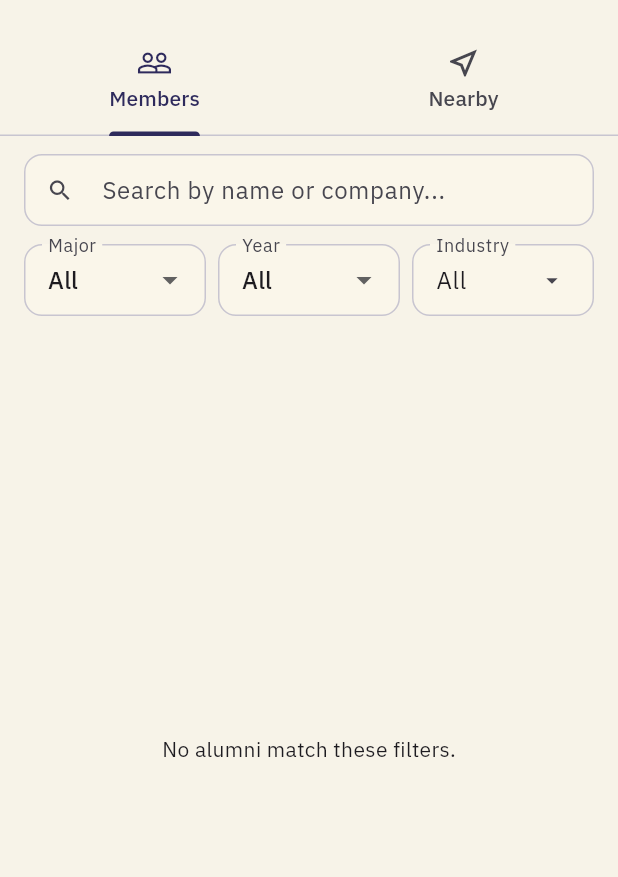
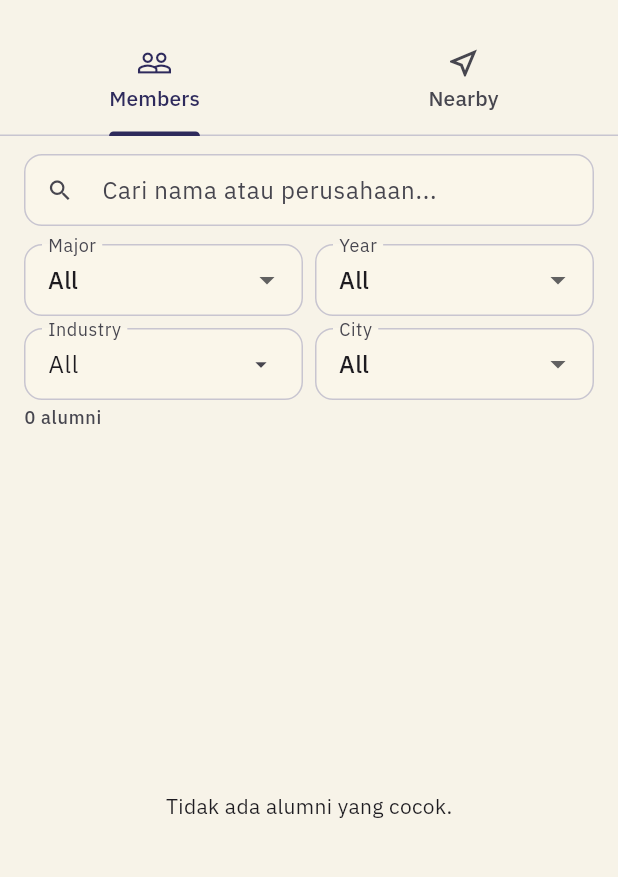
Before and after one commit to FarrelAlfarabi/Undip-Alumni-Connect, a Flutter app: the AlumniScreen screen opened directly with empty values, on a phone screen of 412 x 824 dp, the part 59-936 px from its top. Run offline on Flutter 3.47's test engine with Material 3 defaults, Android fonts, the phone set to English and light mode, and no system bars; our stand-ins replace file_picker, flutter_dotenv, flutter_map, flutter_secure_storage, google_fonts, latlong2 and 3 more; accounts and stored records are empty; project files that could hold a hidden picture were left out.

Commit message:
Stage D: Directory count, City filter, empty state with clear button
Co-Authored-By: Claude Sonnet 5.5 <noreply@anthropic.com>
Claude-Session: https://claude.ai/code/session_01HLzVPGQayX9YA6N5QMuzmB

```diff
--- a/lib/screens/directory_screen.dart
+++ b/lib/screens/directory_screen.dart
@@ -61,6 +61,7 @@ class _DirectoryScreenState extends State<DirectoryScreen> {
   String _major = kAllFilter;
   String _year = kAllFilter;
   String _industry = kAllFilter;
+  String _city = kAllFilter;
 
   @override
   void initState() {
@@ -102,6 +103,9 @@ class _DirectoryScreenState extends State<DirectoryScreen> {
       if (_industry != kAllFilter && p['industry'] != _industry) {
         return false;
       }
+      if (_city != kAllFilter && (p['city'] as String?)?.trim() != _city) {
+        return false;
+      }
       if (query.isNotEmpty) {
         final name = (p['name'] as String? ?? '').toLowerCase();
         final company = (p['company'] as String? ?? '').toLowerCase();
@@ -115,7 +119,8 @@ class _DirectoryScreenState extends State<DirectoryScreen> {
       _searchController.text.isNotEmpty ||
       _major != kAllFilter ||
       _year != kAllFilter ||
-      _industry != kAllFilter;
+      _industry != kAllFilter ||
+      _city != kAllFilter;
 
   void _clearFilters() {
     setState(() {
@@ -123,6 +128,7 @@ class _DirectoryScreenState extends State<DirectoryScreen> {
       _major = kAllFilter;
       _year = kAllFilter;
       _industry = kAllFilter;
+      _city = kAllFilter;
       _industryController.text = kAllFilter;
     });
   }
@@ -159,6 +165,10 @@ class _DirectoryScreenState extends State<DirectoryScreen> {
             ..sort((a, b) => b.compareTo(a)),
         ];
         final industries = distinctSortedValues(all, 'industry');
+        final cities = distinctSortedValues(
+          all.map((p) => {'city': (p['city'] as String?)?.trim()}).toList(),
+          'city',
+        );
 
         return Column(
           children: [
@@ -166,7 +176,7 @@ class _DirectoryScreenState extends State<DirectoryScreen> {
               padding: const EdgeInsets.fromLTRB(16, 12, 16, 0),
               child: ClearableSearchField(
                 controller: _searchController,
-                hintText: 'Search by name or company...',
+                hintText: 'Cari nama atau perusahaan...',
               ),
             ),
             Padding(
@@ -190,7 +200,13 @@ class _DirectoryScreenState extends State<DirectoryScreen> {
                       onChanged: (v) => setState(() => _year = v),
                     ),
                   ),
-                  const SizedBox(width: 8),
+                ],
+              ),
+            ),
+            Padding(
+              padding: const EdgeInsets.fromLTRB(16, 8, 16, 0),
+              child: Row(
+                children: [
                   Expanded(
                     // A dropdown you can also type into to narrow the list.
                     child: SearchableChoice(
@@ -205,7 +221,31 @@ class _DirectoryScreenState extends State<DirectoryScreen> {
                           setState(() => _industry = v ?? kAllFilter),
                     ),
                   ),
+                  const SizedBox(width: 8),
+                  Expanded(
+                    child: FilterDropdown(
+                      label: 'City',
+                      value: _city,
+                      options: cities,
+                      onChanged: (v) => setState(() => _city = v),
+                    ),
+                  ),
                 ],
+              ),
+            ),
+            Padding(
+              padding: const EdgeInsets.fromLTRB(16, 4, 16, 0),
+              child: Align(
+                alignment: Alignment.centerLeft,
+                child: Text(
+                  _hasActiveFilters
+                      ? '${filtered.length} dari ${all.length} alumni'
+                      : '${all.length} alumni',
+                  key: const Key('directory-count'),
+                  style: Theme.of(context).textTheme.labelMedium?.copyWith(
+                    color: Theme.of(context).colorScheme.onSurfaceVariant,
+                  ),
+                ),
               ),
             ),
             Padding(
@@ -217,7 +257,20 @@ class _DirectoryScreenState extends State<DirectoryScreen> {
             ),
             Expanded(
               child: filtered.isEmpty
-                  ? const Center(child: Text('No alumni match these filters.'))
+                  ? Center(
+                      child: Column(
+                        mainAxisSize: MainAxisSize.min,
+                        children: [
+                          const Text('Tidak ada alumni yang cocok.'),
+                          if (_hasActiveFilters)
+                            TextButton(
+                              key: const Key('directory-empty-clear'),
+                              onPressed: _clearFilters,
+                              child: const Text('Hapus filter'),
+                            ),
+                        ],
+                      ),
+                    )
                   : ListView.separated(
                       padding: const EdgeInsets.symmetric(vertical: 8),
                       itemCount: filtered.length,
@@ -246,7 +299,7 @@ class _DirectoryScreenState extends State<DirectoryScreen> {
                                   true)
                                 '${p['current_role']}'
                                     '${_employerOf(p) != null ? ' @ ${_employerOf(p)}' : ''}',
-                              '${p['major']} · Class of ${p['graduation_year']}',
+                              '${p['major']} · Angkatan ${p['graduation_year']}',
                             ].join('\n'),
                           ),
                           isThreeLine: true,
--- a/lib/widgets/filter_dropdown.dart
+++ b/lib/widgets/filter_dropdown.dart
@@ -141,7 +141,7 @@ class ClearFiltersButton extends StatelessWidget {
       child: TextButton.icon(
         onPressed: onPressed,
         icon: const Icon(Icons.filter_alt_off_outlined, size: 18),
-        label: const Text('Clear filters'),
+        label: const Text('Hapus filter'),
       ),
     );
   }
```
Also changed, not shown: 3 other files.
